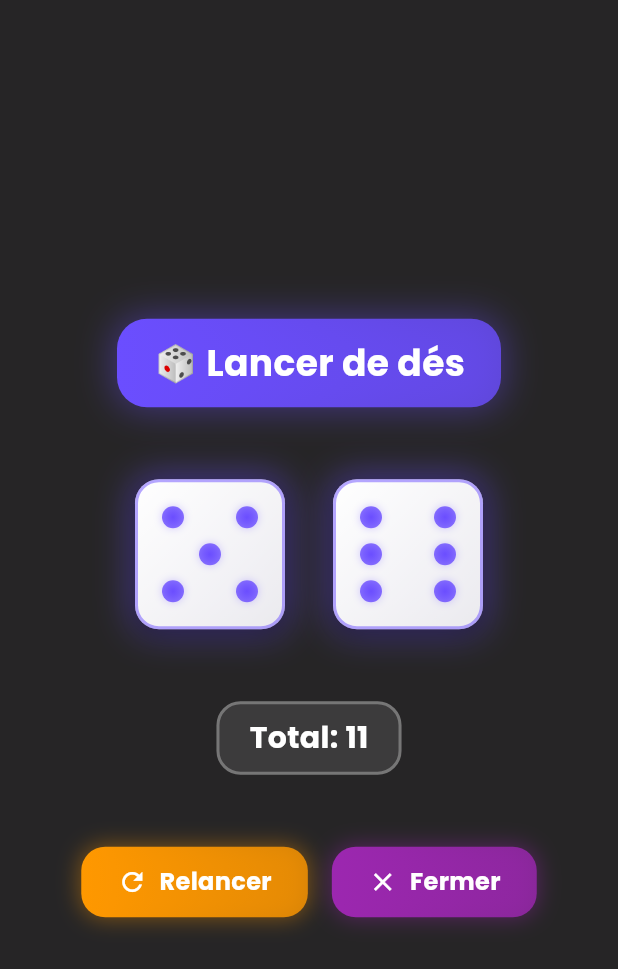
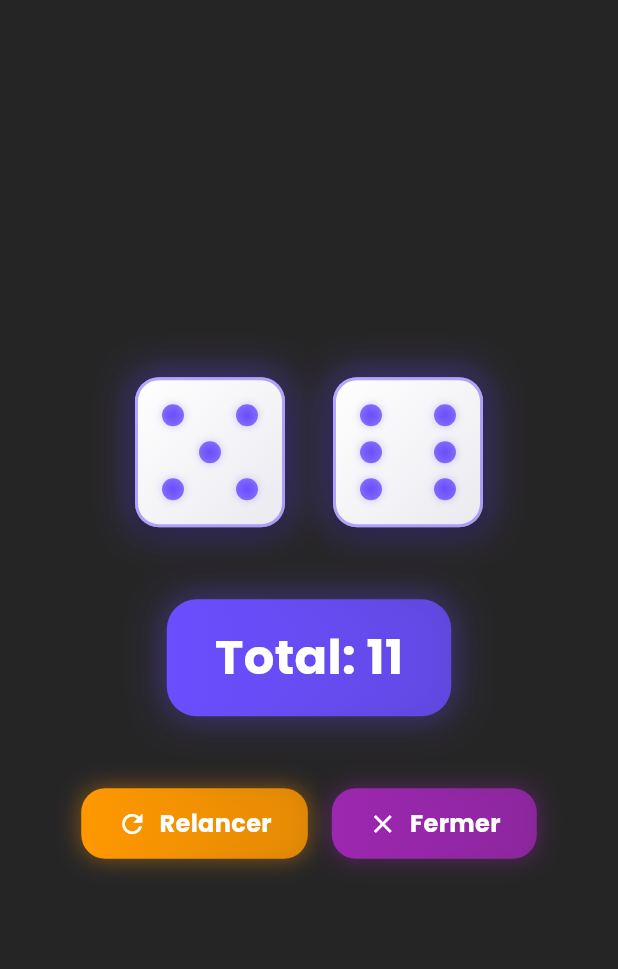
Before and after one commit to Jbijjer/lorcana_lore_counter, a Flutter app: the DiceOverlay widget shown alone on an empty page, opened directly, on a phone screen of 412 x 824 dp. Shown: the top 969 px of the screen. Run offline on Flutter 3.47's test engine with Material 3 defaults, Android fonts, the phone set to English and light mode, and no system bars; our stand-ins replace flutter_riverpod, flutter_svg, freezed_annotation, google_fonts, hive, hive_flutter and 2 more; accounts and stored records are empty; generated files the repository leaves out were written again.

Commit message:
🎨 Simplifier l'overlay de dés
- Supprimer le titre "Lancer de dés" (redondant)
- Agrandir l'encadré du Total avec un style plus visible

```diff
--- a/lib/features/game/presentation/widgets/dice_overlay.dart
+++ b/lib/features/game/presentation/widgets/dice_overlay.dart
@@ -99,11 +99,23 @@ class _DiceOverlayState extends State<DiceOverlay>
             child: Column(
               mainAxisSize: MainAxisSize.min,
               children: [
-                // Title
+                // Les deux dés
+                Row(
+                  mainAxisAlignment: MainAxisAlignment.center,
+                  children: [
+                    _buildDice(_dice1Value, 0),
+                    const SizedBox(width: 32),
+                    _buildDice(_dice2Value, 1),
+                  ],
+                ),
+
+                const SizedBox(height: 48),
+
+                // Total
                 Container(
                   padding: const EdgeInsets.symmetric(
-                    horizontal: 24,
-                    vertical: 12,
+                    horizontal: 32,
+                    vertical: 16,
                   ),
                   decoration: BoxDecoration(
                     gradient: LinearGradient(
@@ -121,49 +133,11 @@ class _DiceOverlayState extends State<DiceOverlay>
                       ),
                     ],
                   ),
-                  child: const Text(
-                    '🎲 Lancer de dés',
-                    style: TextStyle(
-                      color: Colors.white,
-                      fontSize: 24,
-                      fontWeight: FontWeight.bold,
-                    ),
-                  ),
-                ),
-
-                const SizedBox(height: 48),
-
-                // Les deux dés
-                Row(
-                  mainAxisAlignment: MainAxisAlignment.center,
-                  children: [
-                    _buildDice(_dice1Value, 0),
-                    const SizedBox(width: 32),
-                    _buildDice(_dice2Value, 1),
-                  ],
-                ),
-
-                const SizedBox(height: 48),
-
-                // Total
-                Container(
-                  padding: const EdgeInsets.symmetric(
-                    horizontal: 20,
-                    vertical: 8,
-                  ),
-                  decoration: BoxDecoration(
-                    color: Colors.white.withValues(alpha: 0.1),
-                    borderRadius: BorderRadius.circular(16),
-                    border: Border.all(
-                      color: Colors.white.withValues(alpha: 0.3),
-                      width: 2,
-                    ),
-                  ),
                   child: Text(
                     'Total: ${_dice1Value + _dice2Value}',
                     style: const TextStyle(
                       color: Colors.white,
-                      fontSize: 20,
+                      fontSize: 32,
                       fontWeight: FontWeight.bold,
                     ),
                   ),
```
